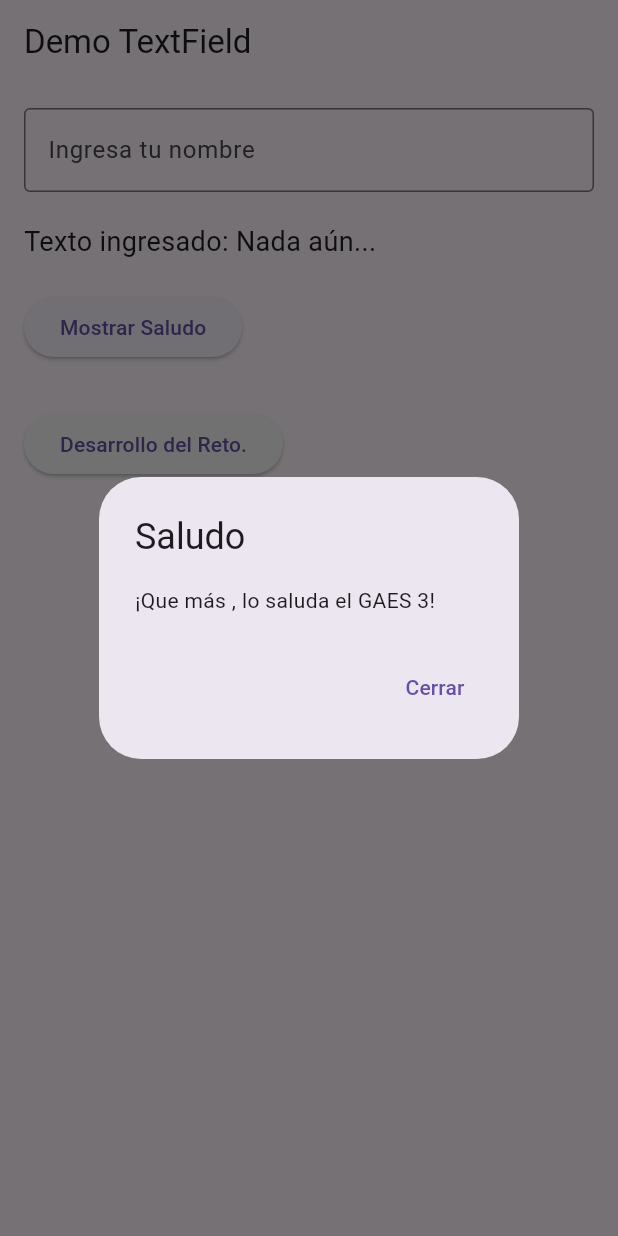
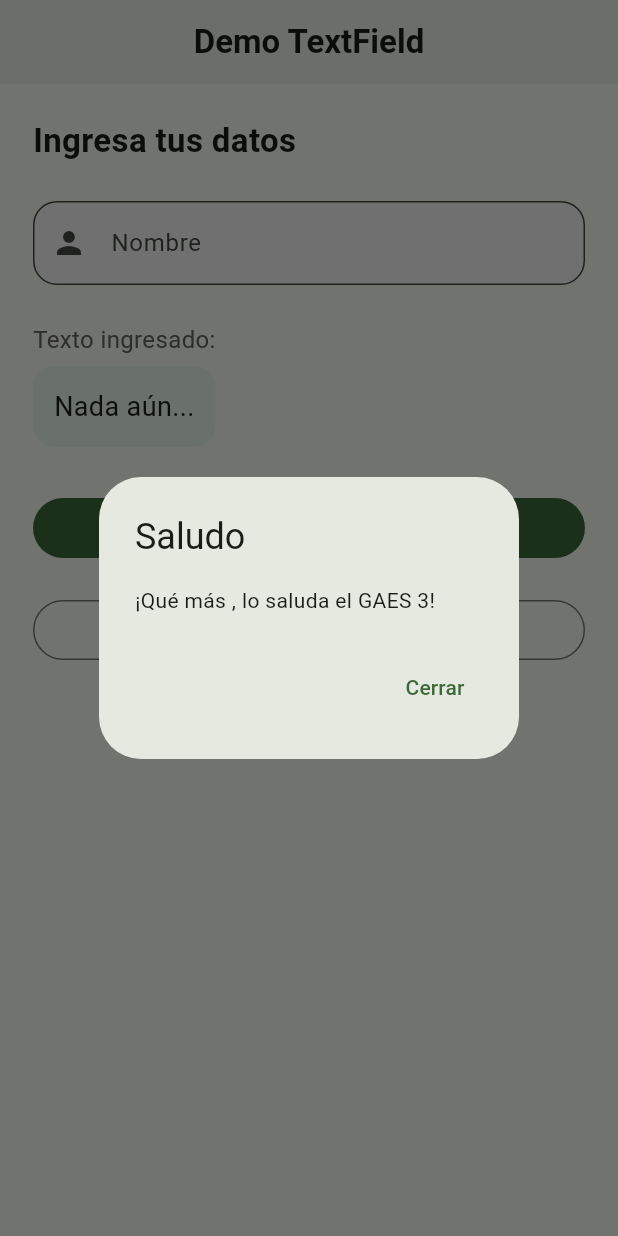
Before and after one commit to kmilo-js/Flutter-textfield-demo, a Flutter app: the screen it shows after launch, after a tap on "Mostrar Saludo", on a phone screen of 412 x 824 dp. Run offline on Flutter 3.47's test engine with Material 3 defaults, Android fonts, the phone set to English and light mode, and no system bars.

Commit message:
Actualización de main.dart y reto_textfield.dart

```diff
--- a/lib/main.dart
+++ b/lib/main.dart
@@ -1,30 +1,36 @@
 import 'package:flutter/material.dart';
-import 'reto_textfield.dart'; // importa a la pantalla del reto.
+import 'reto_textfield.dart';
 
 void main() {
-  runApp(MyApp());
+  runApp(const MyApp());
 }
 
 class MyApp extends StatelessWidget {
+  const MyApp({super.key});
+
   @override
   Widget build(BuildContext context) {
     return MaterialApp(
       title: 'Demo TextField',
+      debugShowCheckedModeBanner: false,
       theme: ThemeData(
-        primarySwatch: Colors.green,
+        useMaterial3: true, // Activar Material 3: más moderno
+        colorSchemeSeed: Colors.green, // Paleta automática
+        brightness: Brightness.light,
       ),
-      home: MyHomePage(),
+      home: const MyHomePage(),
     );
   }
 }
 
 class MyHomePage extends StatefulWidget {
+  const MyHomePage({super.key});
+
   @override
-  _MyHomePageState createState() => _MyHomePageState();
+  State<MyHomePage> createState() => _MyHomePageState();
 }
 
 class _MyHomePageState extends State<MyHomePage> {
-  // 1. Crear el controlador
   final TextEditingController _controller = TextEditingController();
   String _textoIngresado = 'Nada aún...';
 
@@ -36,15 +42,12 @@ class _MyHomePageState extends State<MyHomePage> {
 
   @override
   void dispose() {
-    // 2. Importante: Liberar recursos del controlador
     _controller.dispose();
     super.dispose();
   }
 
-  // Callback para manejar el cambio de texto
   void _onTextChanged() {
     setState(() {
-      // 3. Leer el texto actual del controlador
       _textoIngresado = _controller.text;
     });
   }
@@ -53,64 +56,110 @@ class _MyHomePageState extends State<MyHomePage> {
   Widget build(BuildContext context) {
     return Scaffold(
       appBar: AppBar(
-        title: Text('Demo TextField'),
+        centerTitle: true,
+        elevation: 2,
+        title: const Text(
+          'Demo TextField',
+          style: TextStyle(fontWeight: FontWeight.w600),
+        ),
       ),
       body: Padding(
-        padding: const EdgeInsets.all(16.0),
+        padding: const EdgeInsets.all(22.0),
         child: Column(
           crossAxisAlignment: CrossAxisAlignment.start,
           children: [
-            // 4. TextField con sus propiedades
-            TextField(
-              controller: _controller, // Asignar el controlador
-              decoration: InputDecoration(
-                labelText: 'Ingresa tu nombre',
-                hintText: 'Escribe aquí...',
-                border: OutlineInputBorder(),
+            const Text(
+              "Ingresa tus datos",
+              style: TextStyle(
+                fontSize: 22,
+                fontWeight: FontWeight.bold,
               ),
             ),
-            SizedBox(height: 20),
+
+            const SizedBox(height: 25),
+
+            // === TEXTFIELD BONITO ===
+            TextField(
+              controller: _controller,
+              decoration: InputDecoration(
+                labelText: 'Nombre',
+                hintText: 'Escribe aquí...',
+                filled: true,
+                fillColor: Colors.grey.shade100,
+                prefixIcon: const Icon(Icons.person),
+                border: OutlineInputBorder(
+                  borderRadius: BorderRadius.circular(16),
+                ),
+              ),
+            ),
+
+            const SizedBox(height: 25),
+
+            // Texto moderno
             Text(
-              'Texto ingresado: $_textoIngresado', // Mostrar el texto en tiempo real
-              style: TextStyle(fontSize: 18),
+              'Texto ingresado:',
+              style: TextStyle(
+                fontSize: 16,
+                color: Colors.grey.shade700,
               ),
-            SizedBox(height: 20),
-            ElevatedButton(
+            ),
+
+            const SizedBox(height: 6),
+
+            Container(
+              padding: const EdgeInsets.all(14),
+              decoration: BoxDecoration(
+                color: Colors.green.shade50,
+                borderRadius: BorderRadius.circular(14),
+              ),
+              child: Text(
+                _textoIngresado,
+                style: const TextStyle(fontSize: 18),
+              ),
+            ),
+
+            const SizedBox(height: 30),
+
+            // Botón elegante
+            SizedBox(
+              width: double.infinity,
+              child: FilledButton.icon(
+                icon: const Icon(Icons.message),
+                label: const Text("Mostrar Saludo"),
                 onPressed: () {
-                // Ejemplo de cómo usar el texto del controlador en otro lugar
                   showDialog(
                     context: context,
                     builder: (BuildContext context) {
                       return AlertDialog(
-                      title: Text("Saludo"),
-                      content: Text("¡Que más ${_controller.text}, lo saluda el GAES 3!"),
+                        title: const Text("Saludo"),
+                        content: Text("¡Qué más ${_controller.text}, lo saluda el GAES 3!"),
                         actions: [
                           TextButton(
                             onPressed: () => Navigator.of(context).pop(),
-                          child: Text("Cerrar"),
+                            child: const Text("Cerrar"),
                           ),
                         ],
                       );
                     },
                   );
                 },
-              child: Text("Mostrar Saludo"),
+              ),
             ),
 
-            SizedBox(height: 30),
+            const SizedBox(height: 20),
 
-            // NUEVO: Botón para navegar al reto
-            ElevatedButton(
+            // Botón secundario
+            SizedBox(
+              width: double.infinity,
+              child: OutlinedButton(
+                child: const Text("Desarrollo del Reto"),
                 onPressed: () {
                   Navigator.push(
                     context,
                     MaterialPageRoute(builder: (context) => RetoTextField()),
                   );
                 },
-              style: ElevatedButton.styleFrom(
-                backgroundColor: const Color.fromARGB(255, 247, 247, 247),
               ),
-              child: Text("Desarrollo del Reto."),
             ),
           ],
         ),
```
Also changed, not shown: lib/reto_textfield.dart (+74 -23 lines). Lines whose indentation alone changed are shown as unchanged.
